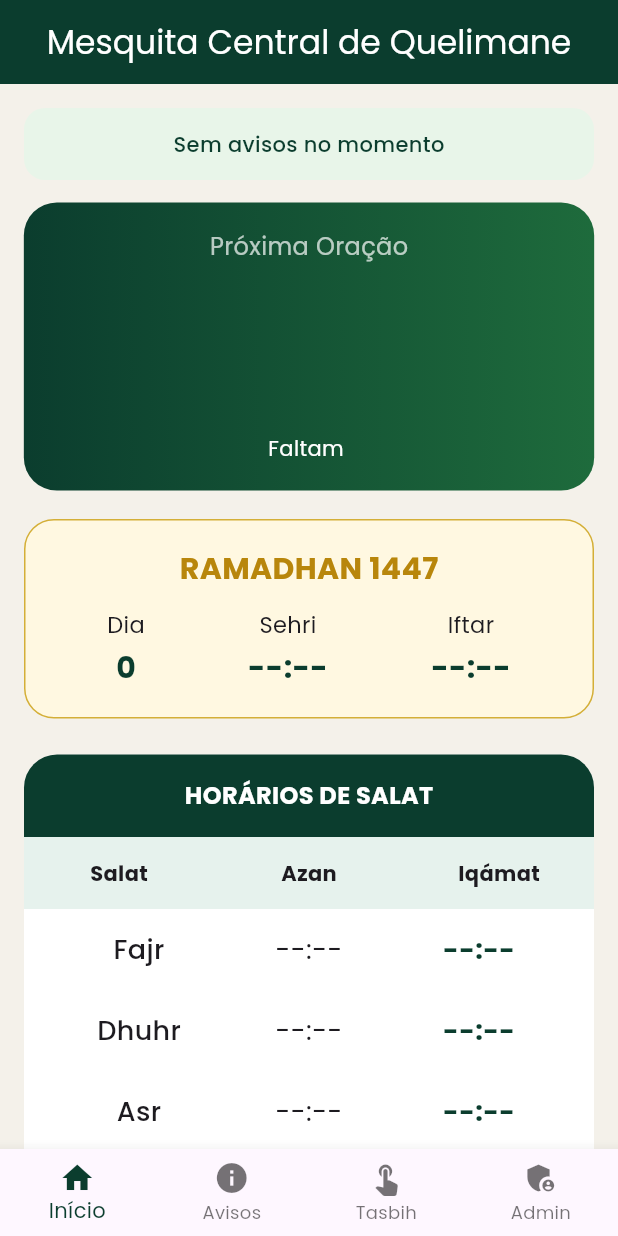
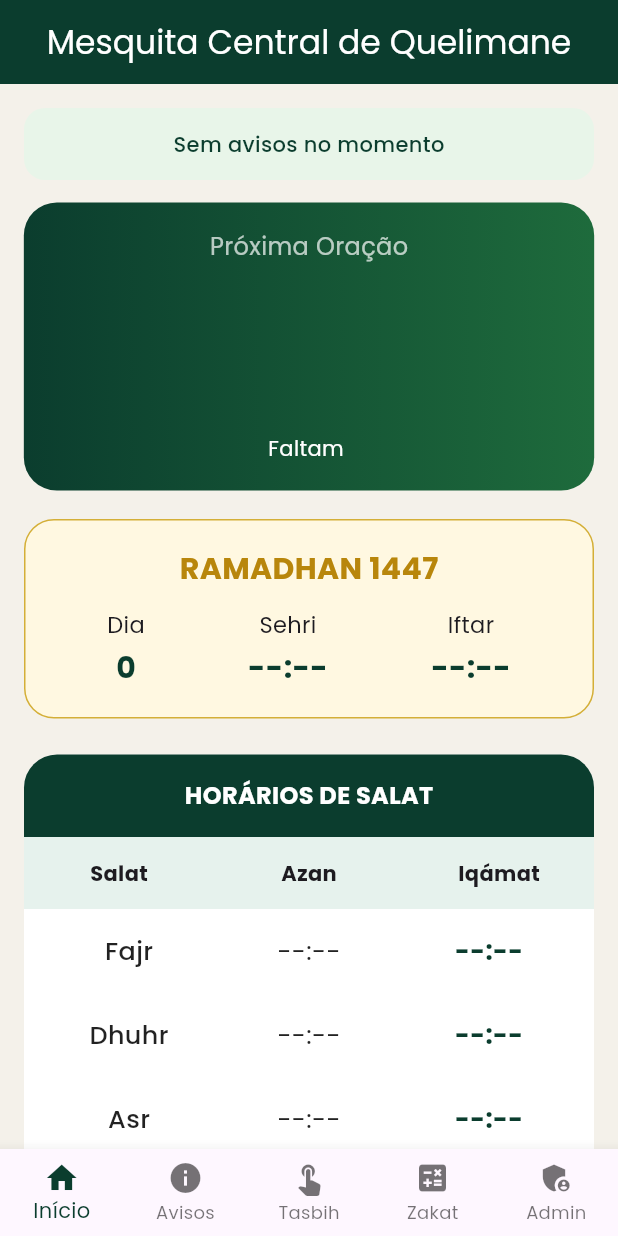
Before and after one commit to mshueib/app-mesquita, a Flutter app: the screen it shows after launch, on a phone screen of 412 x 824 dp. Run offline on Flutter 3.47's test engine with Material 3 defaults, Android fonts, the phone set to English and light mode, and no system bars; drawn by our look-alikes of overlay_support; our stand-ins replace firebase_core, firebase_database, flutter_local_notifications, google_fonts; accounts and stored records are empty.

Commit message:
zakat adicionado

```diff
--- a/lib/main.dart
+++ b/lib/main.dart
@@ -5,7 +5,7 @@ import 'package:firebase_database/firebase_database.dart';
 import 'package:overlay_support/overlay_support.dart';
 import 'dart:async';
 import 'firebase_options.dart';
-import 'package:flutter_vibrate/flutter_vibrate.dart';
+import 'package:flutter/services.dart';
 import 'services/notification_service.dart';
 import 'screens/admin_login_page.dart';
 import 'screens/admin_panel_page.dart';
@@ -53,8 +53,8 @@ class _HomePageState extends State<HomePage> with TickerProviderStateMixin {
   String _proximaOracaoNome = "";
   String _proximaOracaoHora = "";
   Map<String, dynamic> _horariosAntigos = {};
-  List<Map<String, dynamic>> _avisosAntigos = [];
-  List<String> _idsAvisosNotificados = [];
+  final List<Map<String, dynamic>> _avisosAntigos = [];
+  final List<String> _idsAvisosNotificados = [];
   int _contadorTasbih = 0;
   int _prioridadeAviso(String tipo) {
     switch (tipo) {
@@ -69,6 +69,9 @@ class _HomePageState extends State<HomePage> with TickerProviderStateMixin {
   }
 
   bool _vibracaoAtiva = true;
+  // 🔥 ZAKAT
+  final TextEditingController _zakatController = TextEditingController();
+  double? _resultadoZakat;
   final List<AvisoModel> _avisos = [];
   List<Map<String, dynamic>> _listaAvisos = [];
   final DatabaseReference _dbRef = FirebaseDatabase.instanceFor(
@@ -121,6 +124,7 @@ class _HomePageState extends State<HomePage> with TickerProviderStateMixin {
     _timer?.cancel();
     _pulseController.dispose();
     _avisoAnimController.dispose();
+    _zakatController.dispose();
     super.dispose();
   }
 
@@ -341,6 +345,7 @@ class _HomePageState extends State<HomePage> with TickerProviderStateMixin {
       _paginaInicio(),
       _paginaAvisos(),
       _paginaTasbih(),
+      _paginaZakat(),
       _isAdminAutenticado
           ? AdminPanelPage(
               dbRef: _dbRef,
@@ -376,6 +381,10 @@ class _HomePageState extends State<HomePage> with TickerProviderStateMixin {
           BottomNavigationBarItem(icon: Icon(Icons.home), label: "Início"),
           BottomNavigationBarItem(icon: Icon(Icons.info), label: "Avisos"),
           BottomNavigationBarItem(icon: Icon(Icons.touch_app), label: "Tasbih"),
+          BottomNavigationBarItem(
+            icon: Icon(Icons.calculate),
+            label: "Zakat",
+          ),
           BottomNavigationBarItem(
               icon: Icon(Icons.admin_panel_settings), label: "Admin"),
         ],
@@ -835,76 +844,67 @@ class _HomePageState extends State<HomePage> with TickerProviderStateMixin {
         // PAINEL COMPLEMENTAR
         // ==============================
         if (dados['suhoor'] != null && dados['suhoor'].toString().isNotEmpty)
+          if (dados['suhoor'] != null && dados['suhoor'].toString().isNotEmpty)
             Padding(
-            padding: const EdgeInsets.only(top: 22),
+              padding: const EdgeInsets.only(top: 18),
               child: Container(
-              padding: const EdgeInsets.symmetric(vertical: 20, horizontal: 18),
+                padding:
+                    const EdgeInsets.symmetric(vertical: 16, horizontal: 16),
                 decoration: BoxDecoration(
-                gradient: const LinearGradient(
-                  colors: [
-                    Color(0xFFFFFFFF),
-                    Color(0xFFF9F6EC),
-                  ],
+                  color: const Color(0xFFF9F6EC),
+                  borderRadius: BorderRadius.circular(20),
+                  border: Border.all(
+                    color: const Color(0xFFD4AF37),
+                    width: 1,
                   ),
-                borderRadius: BorderRadius.circular(22),
-                border: Border.all(
-                  color: const Color(0xFFD4AF37), // 🔥 dourado premium
-                  width: 1.2,
-                ),
-                boxShadow: const [
-                  BoxShadow(
-                    color: Colors.black12,
-                    blurRadius: 8,
-                    offset: Offset(0, 5),
-                  )
-                ],
                 ),
                 child: Column(
                   children: [
-                  // 🔥 Separador dourado superior
-                  Container(
-                    width: 60,
-                    height: 3,
-                    decoration: BoxDecoration(
-                      color: const Color(0xFFD4AF37),
-                      borderRadius: BorderRadius.circular(10),
-                    ),
-                  ),
-
-                  const SizedBox(height: 18),
-
                     Row(
                       mainAxisAlignment: MainAxisAlignment.spaceAround,
                       children: [
-                      _extraColPremium(
-                        Icons.nights_stay,
-                        "Suhoor",
-                        dados['suhoor'],
+                        _extraCompact(
+                            Icons.nights_stay, "Suhoor", dados['suhoor']),
+                        _extraCompact(
+                            Icons.wb_sunny, "Nascer", dados['nascer_sol']),
+                        _extraCompact(
+                            Icons.brightness_high, "Ishraq", dados['ishraq']),
+                      ],
                     ),
-
-                      _extraColPremium(
-                        Icons.wb_sunny,
-                        "Nascer do Sol",
-                        dados['nascer_sol'],
+                    const SizedBox(height: 14),
+                    Container(
+                      padding: const EdgeInsets.symmetric(
+                          vertical: 8, horizontal: 12),
+                      decoration: BoxDecoration(
+                        color: const Color(0xFFD4AF37).withOpacity(0.15),
+                        borderRadius: BorderRadius.circular(14),
                       ),
-
-                      _extraColPremium(
-                        Icons.brightness_high,
-                        "Ishraq",
-                        dados['ishraq'],
+                      child: Column(
+                        children: [
+                          const Text(
+                            "Zawwal",
+                            style: TextStyle(
+                              fontSize: 13,
+                              fontWeight: FontWeight.w600,
+                              color: Color(0xFF8B6F00),
                             ),
-
-                      // 🔥 Zawwal DESTACADO
-                      _extraZawwal(
-                        dados['zawwal'],
+                          ),
+                          const SizedBox(height: 4),
+                          Text(
+                            dados['zawwal'] ?? "--:--",
+                            style: const TextStyle(
+                              fontSize: 15,
+                              fontWeight: FontWeight.bold,
+                              color: Color(0xFF8B6F00),
+                            ),
                           ),
                         ],
+                      ),
                     ),
                   ],
                 ),
               ),
             ),
-        const SizedBox(height: 20),
       ],
     );
   }
@@ -1001,18 +1001,70 @@ class _HomePageState extends State<HomePage> with TickerProviderStateMixin {
     );
   }
 
-  Widget _linha(String s, String a, String j, [bool h = false]) {
-    return Padding(
-      padding: const EdgeInsets.symmetric(horizontal: 20, vertical: 14),
+  Widget _extraCompact(IconData icon, String label, String? value) {
+    return Column(
+      children: [
+        Icon(
+          icon,
+          size: 20,
+          color: const Color(0xFF0B3D2E),
+        ),
+        const SizedBox(height: 4),
+        Text(
+          label,
+          style: const TextStyle(
+            fontSize: 12,
+            color: Colors.black54,
+          ),
+        ),
+        const SizedBox(height: 2),
+        Text(
+          value ?? "--:--",
+          style: const TextStyle(
+            fontSize: 15,
+            fontWeight: FontWeight.bold,
+            color: Color(0xFF0B3D2E),
+          ),
+        ),
+      ],
+    );
+  }
+
+  Widget _linha(String nome, String azan, String iqamah) {
+    bool isProxima = nome == _proximaOracaoNome;
+
+    double largura = MediaQuery.of(context).size.width;
+    bool telaPequena = largura < 360;
+
+    return AnimatedScale(
+      scale: isProxima ? 1.02 : 1.0,
+      duration: const Duration(milliseconds: 400),
+      child: AnimatedContainer(
+        duration: const Duration(milliseconds: 400),
+        margin: const EdgeInsets.symmetric(horizontal: 10, vertical: 4),
+        padding: const EdgeInsets.symmetric(vertical: 12),
+        decoration: BoxDecoration(
+          color: isProxima
+              ? const Color.fromARGB(255, 193, 170, 92).withOpacity(0.18)
+              : Colors.transparent,
+          borderRadius: BorderRadius.circular(12),
+          border: isProxima
+              ? Border.all(
+                  color: const Color(0xFFD4AF37),
+                  width: 1,
+                )
+              : null,
+        ),
         child: Row(
           children: [
             Expanded(
               child: Center(
                 child: Text(
-                s,
+                  nome,
                   style: TextStyle(
-                  fontSize: h ? 19 : 18,
-                  fontWeight: h ? FontWeight.bold : FontWeight.w500,
+                    fontSize: telaPequena ? 15 : 17,
+                    fontWeight: isProxima ? FontWeight.bold : FontWeight.w500,
+                    color: isProxima ? const Color(0xFF0B3D2E) : Colors.black87,
                   ),
                 ),
               ),
@@ -1020,9 +1072,10 @@ class _HomePageState extends State<HomePage> with TickerProviderStateMixin {
             Expanded(
               child: Center(
                 child: Text(
-                a,
+                  azan,
                   style: TextStyle(
-                  fontSize: h ? 19 : 18,
+                    fontSize: telaPequena ? 15 : 17,
+                    color: Colors.black87,
                   ),
                 ),
               ),
@@ -1030,9 +1083,9 @@ class _HomePageState extends State<HomePage> with TickerProviderStateMixin {
             Expanded(
               child: Center(
                 child: Text(
-                j,
+                  iqamah,
                   style: TextStyle(
-                  fontSize: h ? 19 : 18,
+                    fontSize: telaPequena ? 15 : 17,
                     fontWeight: FontWeight.bold,
                     color: const Color(0xFF0B3D2E),
                   ),
@@ -1040,6 +1093,7 @@ class _HomePageState extends State<HomePage> with TickerProviderStateMixin {
               ),
             ),
           ],
+        ),
       ),
     );
   }
@@ -1052,21 +1106,15 @@ class _HomePageState extends State<HomePage> with TickerProviderStateMixin {
           _contadorTasbih++;
         });
 
-        if (_vibracaoAtiva) {
-          bool canVibrate = await Vibrate.canVibrate;
+        if (!_vibracaoAtiva) return;
 
-          if (canVibrate) {
-            Vibrate.feedback(FeedbackType.light);
-          }
-        }
+        // Vibração normal
+        HapticFeedback.lightImpact();
 
         // Vibração especial ao atingir 100
-        if (_contadorTasbih % 100 == 0 && _vibracaoAtiva) {
-          bool canVibrate = await Vibrate.canVibrate;
-
-          if (canVibrate) {
-            Vibrate.feedback(FeedbackType.heavy);
-          }
+        if (_contadorTasbih % 100 == 0) {
+          await Future.delayed(const Duration(milliseconds: 50));
+          HapticFeedback.heavyImpact();
         }
       },
       child: Container(
@@ -1188,4 +1236,72 @@ class _HomePageState extends State<HomePage> with TickerProviderStateMixin {
       ),
     );
   }
+
+  Widget _paginaZakat() {
+    return Padding(
+      padding: const EdgeInsets.all(20),
+      child: Column(
+        mainAxisAlignment: MainAxisAlignment.center,
+        children: [
+          const Text(
+            "Calculadora de Zakat",
+            style: TextStyle(
+              fontSize: 22,
+              fontWeight: FontWeight.bold,
+              color: Color(0xFF0B3D2E),
+            ),
+          ),
+          const SizedBox(height: 20),
+          TextField(
+            controller: _zakatController,
+            keyboardType: const TextInputType.numberWithOptions(decimal: true),
+            decoration: InputDecoration(
+              labelText: "Valor total (MZN)",
+              border: OutlineInputBorder(
+                borderRadius: BorderRadius.circular(12),
+              ),
+            ),
+          ),
+          const SizedBox(height: 20),
+          ElevatedButton(
+            style: ElevatedButton.styleFrom(
+              backgroundColor: const Color(0xFFD4AF37),
+              padding: const EdgeInsets.symmetric(horizontal: 40, vertical: 14),
+            ),
+            onPressed: () {
+              double valor = double.tryParse(
+                    _zakatController.text.replaceAll(',', '.'),
+                  ) ??
+                  0.0;
+
+              setState(() {
+                _resultadoZakat = valor * 0.025;
+              });
+            },
+            child: const Text(
+              "Calcular",
+              style: TextStyle(
+                color: Color(0xFF0B3D2E),
+                fontWeight: FontWeight.bold,
+              ),
+            ),
+          ),
+          const SizedBox(height: 30),
+          if (_resultadoZakat != null)
+            AnimatedSwitcher(
+              duration: const Duration(milliseconds: 400),
+              child: Text(
+                "Zakat a pagar: ${_resultadoZakat!.toStringAsFixed(2)} MZN",
+                key: ValueKey(_resultadoZakat),
+                style: const TextStyle(
+                  fontSize: 20,
+                  fontWeight: FontWeight.bold,
+                  color: Color(0xFF0B3D2E),
+                ),
+              ),
+            ),
+        ],
+      ),
+    );
   }
+}
--- a/lib/screens/admin_panel_page.dart
+++ b/lib/screens/admin_panel_page.dart
@@ -286,7 +286,7 @@ class _AdminPanelPageState extends State<AdminPanelPage> {
           _secao("📅 Calendário", [
             // 🔽 MÊS ISLÂMICO DROPDOWN
             DropdownButtonFormField<String>(
-              value: _ctrl['mes_islamico']!.text.isNotEmpty
+              initialValue: _ctrl['mes_islamico']!.text.isNotEmpty
                   ? _ctrl['mes_islamico']!.text
                   : null,
               items: const [
@@ -330,7 +330,7 @@ class _AdminPanelPageState extends State<AdminPanelPage> {
 
             // 🔽 DIA 1–30 DROPDOWN
             DropdownButtonFormField<String>(
-              value:
+              initialValue:
                   _ctrl['jejum']!.text.isNotEmpty ? _ctrl['jejum']!.text : null,
               items: List.generate(
                 30,
--- a/pubspec.yaml
+++ b/pubspec.yaml
@@ -22,7 +22,7 @@ dependencies:
   # Notifications
   flutter_local_notifications: ^20.1.0
   overlay_support: ^2.1.0
-  flutter_vibrate: ^1.3.0
+
 
   # Location
   geolocator: ^10.1.0
```
Also changed, not shown: pubspec.lock, 1 other file. Lines whose indentation alone changed are shown as unchanged.
